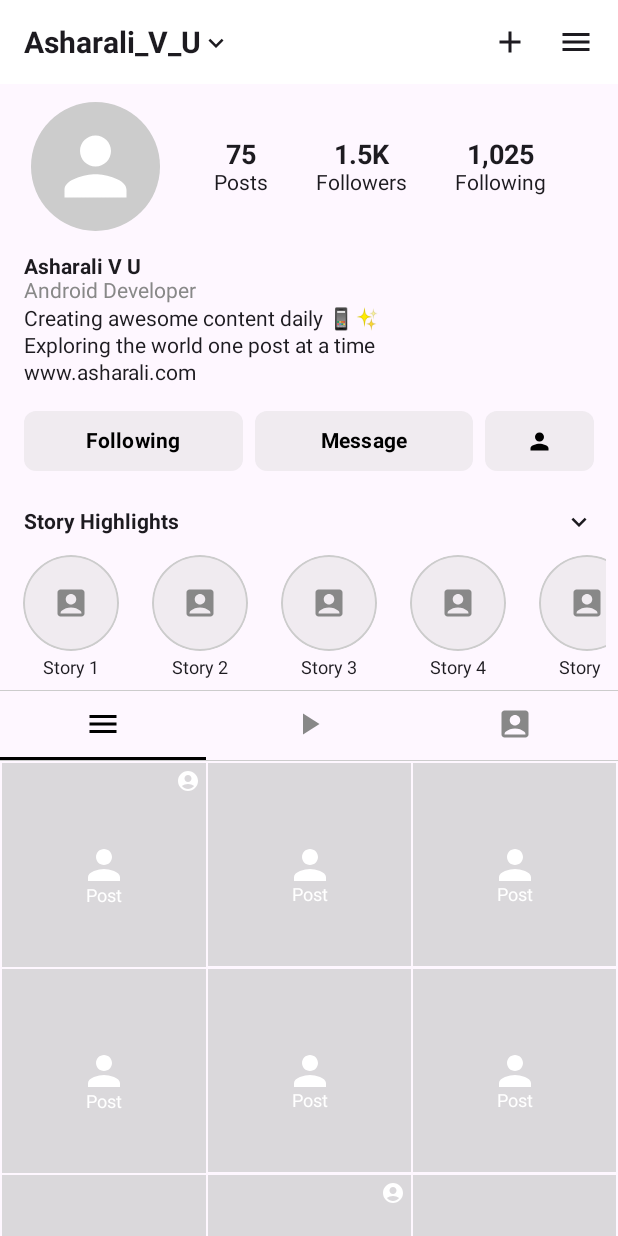
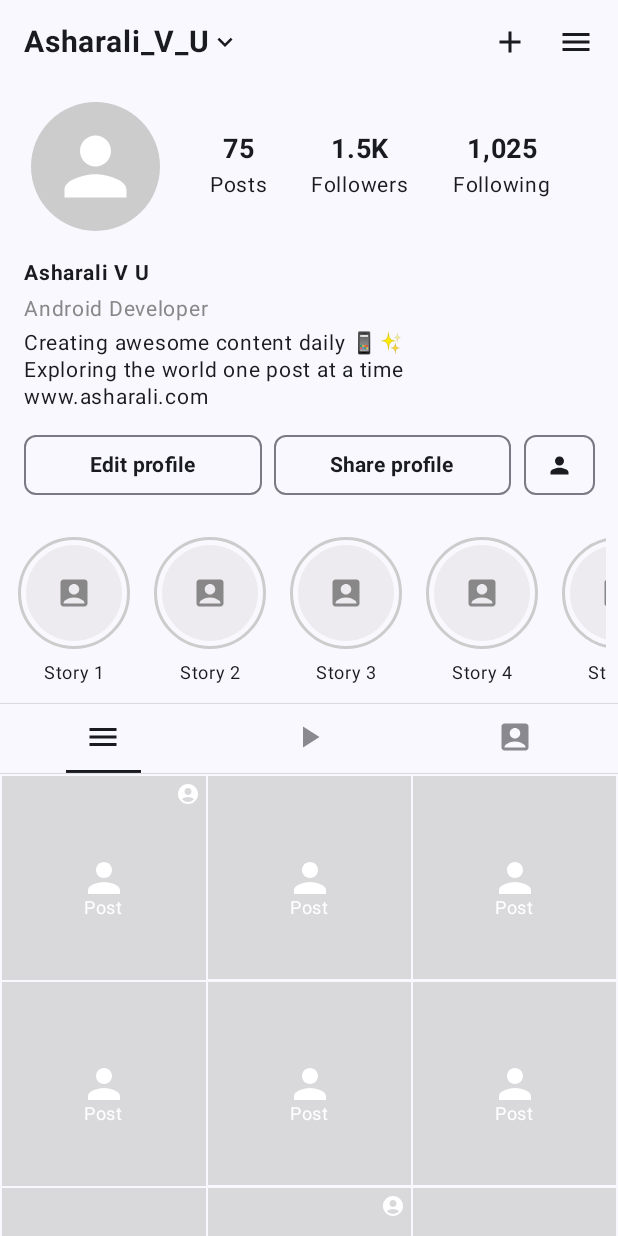
Before and after one commit to asharalikannadipoil/InstaProfile, an Android app built with Jetpack Compose: the screen it shows after launch (MainActivity), on a phone screen of 412 x 824 dp. Run offline under Robolectric (Android 15) with nearby library versions, the light colour scheme and no system bars.

Commit message:
Changes on UI

```diff
--- a/app/src/main/java/com/ali/instaprofile/MainActivity.kt
+++ b/app/src/main/java/com/ali/instaprofile/MainActivity.kt
@@ -3,15 +3,10 @@ package com.ali.instaprofile
 import android.os.Bundle
 import androidx.activity.ComponentActivity
 import androidx.activity.compose.setContent
-import androidx.activity.enableEdgeToEdge
 import androidx.compose.foundation.layout.fillMaxSize
 import androidx.compose.foundation.layout.padding
 import androidx.compose.material3.Scaffold
-import androidx.compose.material3.Text
-import androidx.compose.runtime.Composable
 import androidx.compose.ui.Modifier
-import androidx.compose.ui.tooling.preview.Preview
-import androidx.navigation.compose.rememberNavController
 import com.ali.instaprofile.presentation.navigation.AppNavigation
 import com.ali.instaprofile.ui.theme.InstaProfileTheme
 
@@ -19,11 +14,11 @@ class MainActivity : ComponentActivity() {
     override fun onCreate(savedInstanceState: Bundle?) {
         super.onCreate(savedInstanceState)
         setContent {
-//            InstaProfileTheme {
+            InstaProfileTheme {
                 Scaffold(modifier = Modifier.fillMaxSize()) { innerPadding ->
                     AppNavigation(modifier = Modifier.padding(innerPadding))
                 }
-//            }
+            }
         }
     }
 }
--- a/app/src/main/java/com/ali/instaprofile/presentation/profile/components/ActionButtons.kt
+++ b/app/src/main/java/com/ali/instaprofile/presentation/profile/components/ActionButtons.kt
@@ -9,9 +9,10 @@ import androidx.compose.foundation.layout.size
 import androidx.compose.foundation.shape.RoundedCornerShape
 import androidx.compose.material.icons.Icons
 import androidx.compose.material.icons.filled.Person
-import androidx.compose.material3.Button
 import androidx.compose.material3.ButtonDefaults
 import androidx.compose.material3.Icon
+import androidx.compose.material3.MaterialTheme
+import androidx.compose.material3.OutlinedButton
 import androidx.compose.material3.Text
 import androidx.compose.runtime.Composable
 import androidx.compose.ui.Modifier
@@ -30,49 +31,33 @@ fun ActionButtons() {
             .padding(horizontal = 16.dp, vertical = 8.dp),
         horizontalArrangement = Arrangement.spacedBy(8.dp)
     ) {
-        Button(
-            onClick = { },
-            modifier = Modifier.weight(1f),
-            colors = ButtonDefaults.buttonColors(
-                containerColor = Color.LightGray.copy(alpha = 0.3f),
-                contentColor = Color.Black
-            ),
-            contentPadding = PaddingValues(vertical = 6.dp),
-            shape = RoundedCornerShape(8.dp)
+        OutlinedButton(
+            onClick = { }, modifier = Modifier.weight(1f), colors = ButtonDefaults.buttonColors(
+                containerColor = Color.Transparent,
+                contentColor = MaterialTheme.colorScheme.onBackground
+            ), contentPadding = PaddingValues(vertical = 6.dp), shape = RoundedCornerShape(8.dp)
         ) {
             Text(
-                text = "Following",
-                fontWeight = FontWeight.Bold,
-                fontSize = 14.sp
+                text = "Edit profile", fontWeight = FontWeight.Bold, fontSize = 14.sp
             )
         }
 
-        Button(
-            onClick = { },
-            modifier = Modifier.weight(1f),
-            colors = ButtonDefaults.buttonColors(
-                containerColor = Color.LightGray.copy(alpha = 0.3f),
-                contentColor = Color.Black
-            ),
-            contentPadding = PaddingValues(vertical = 6.dp),
-            shape = RoundedCornerShape(8.dp)
+        OutlinedButton(
+            onClick = { }, modifier = Modifier.weight(1f), colors = ButtonDefaults.buttonColors(
+                containerColor = Color.Transparent,
+                contentColor = MaterialTheme.colorScheme.onBackground
+            ), contentPadding = PaddingValues(vertical = 6.dp), shape = RoundedCornerShape(8.dp)
         ) {
             Text(
-                text = "Message",
-                fontWeight = FontWeight.Bold,
-                fontSize = 14.sp
+                text = "Share profile", fontWeight = FontWeight.Bold, fontSize = 14.sp
             )
         }
 
-        Button(
-            onClick = { },
-            modifier = Modifier.weight(0.5f),
-            colors = ButtonDefaults.buttonColors(
-                containerColor = Color.LightGray.copy(alpha = 0.3f),
-                contentColor = Color.Black
-            ),
-            contentPadding = PaddingValues(vertical = 6.dp),
-            shape = RoundedCornerShape(8.dp)
+        OutlinedButton(
+            onClick = { }, modifier = Modifier.weight(0.3f), colors = ButtonDefaults.buttonColors(
+                containerColor = Color.Transparent,
+                contentColor = MaterialTheme.colorScheme.onBackground
+            ), contentPadding = PaddingValues(vertical = 6.dp), shape = RoundedCornerShape(8.dp)
         ) {
             Icon(
                 imageVector = Icons.Default.Person,
--- a/app/src/main/java/com/ali/instaprofile/presentation/profile/components/BottomGrids.kt
+++ b/app/src/main/java/com/ali/instaprofile/presentation/profile/components/BottomGrids.kt
@@ -37,7 +37,7 @@ fun PostsGrid(childState: LazyGridState, nestedScrollConnection: NestedScrollCon
         modifier = Modifier
             .nestedScroll(nestedScrollConnection)
             .fillMaxWidth()
-            .height(800.dp), // Set a fixed height that's large enough to be scrollable
+            .height(900.dp), // Set a fixed height that's large enough to be scrollable
         contentPadding = PaddingValues(1.dp),
         horizontalArrangement = Arrangement.spacedBy(1.dp),
         verticalArrangement = Arrangement.spacedBy(1.dp)
@@ -56,7 +56,7 @@ fun ReelsGrid(childState: LazyGridState, nestedScrollConnection: NestedScrollCon
         modifier = Modifier
             .nestedScroll(nestedScrollConnection)
             .fillMaxWidth()
-            .height(800.dp),
+            .height(1300.dp),
         contentPadding = PaddingValues(1.dp),
         horizontalArrangement = Arrangement.spacedBy(1.dp),
         verticalArrangement = Arrangement.spacedBy(1.dp)
@@ -75,7 +75,7 @@ fun TaggedGrid(childState: LazyGridState, nestedScrollConnection: NestedScrollCo
         modifier = Modifier
             .nestedScroll(nestedScrollConnection)
             .fillMaxWidth()
-            .height(800.dp),
+            .height(900.dp),
         contentPadding = PaddingValues(1.dp),
         horizontalArrangement = Arrangement.spacedBy(1.dp),
         verticalArrangement = Arrangement.spacedBy(1.dp)
@@ -90,7 +90,7 @@ fun TaggedGrid(childState: LazyGridState, nestedScrollConnection: NestedScrollCo
 fun GridPostItem(index: Int, type: String) {
     Box(
         modifier = Modifier
-            .aspectRatio(1f)
+            .aspectRatio(if(type == "reel") .8f else 1f)
             .background(
                 when (type) {
                     "post" -> Color.LightGray.copy(alpha = 0.7f)
@@ -100,7 +100,7 @@ fun GridPostItem(index: Int, type: String) {
             )
             .clickable { /* Item click action */ }
     ) {
-        // You would use actual images here
+
         Box(
             modifier = Modifier.fillMaxSize(),
             contentAlignment = Alignment.Center
@@ -112,7 +112,6 @@ fun GridPostItem(index: Int, type: String) {
                 tint = Color.White
             )
 
-            // Display the type in the center for demonstration
             Text(
                 text = when (type) {
                     "post" -> "Post"
@@ -125,7 +124,6 @@ fun GridPostItem(index: Int, type: String) {
             )
         }
 
-        // Show indicators based on type
         when (type) {
             "reel" -> {
                 Icon(
--- a/app/src/main/java/com/ali/instaprofile/presentation/profile/components/ProfileTabs.kt
+++ b/app/src/main/java/com/ali/instaprofile/presentation/profile/components/ProfileTabs.kt
@@ -8,12 +8,15 @@ import androidx.compose.foundation.layout.Row
 import androidx.compose.foundation.layout.fillMaxWidth
 import androidx.compose.foundation.layout.height
 import androidx.compose.foundation.layout.padding
+import androidx.compose.foundation.layout.width
 import androidx.compose.material.icons.Icons
 import androidx.compose.material.icons.filled.AccountBox
 import androidx.compose.material.icons.filled.Menu
 import androidx.compose.material.icons.filled.PlayArrow
 import androidx.compose.material3.Divider
+import androidx.compose.material3.HorizontalDivider
 import androidx.compose.material3.Icon
+import androidx.compose.material3.MaterialTheme
 import androidx.compose.runtime.Composable
 import androidx.compose.ui.Alignment
 import androidx.compose.ui.Modifier
@@ -23,7 +26,7 @@ import androidx.compose.ui.unit.dp
 @Composable
 fun ProfileTabs(selectedTabIndex: Int, onTabSelected: (Int) -> Unit) {
     Column {
-        Divider(color = Color.LightGray, thickness = 0.5.dp)
+        HorizontalDivider(color = Color.LightGray, thickness = 0.5.dp)
 
         Row(
             modifier = Modifier.fillMaxWidth()
@@ -51,7 +54,7 @@ fun ProfileTabs(selectedTabIndex: Int, onTabSelected: (Int) -> Unit) {
             )
         }
 
-        Divider(color = Color.LightGray, thickness = 0.5.dp)
+        HorizontalDivider(color = Color.LightGray, thickness = 0.5.dp)
     }
 }
 
@@ -75,15 +78,15 @@ fun TabItem(
             Icon(
                 imageVector = icon,
                 contentDescription = contentDescription,
-                tint = if (isSelected) Color.Black else Color.Gray
+                tint = if (isSelected) MaterialTheme.colorScheme.onBackground else MaterialTheme.colorScheme.onBackground.copy(alpha = .5f)
             )
         }
 
         Box(
             modifier = Modifier
-                .fillMaxWidth()
+                .width(50.dp)
                 .height(2.dp)
-                .background(if (isSelected) Color.Black else Color.Transparent)
+                .background(if (isSelected) MaterialTheme.colorScheme.onBackground else Color.Transparent)
         )
     }
 }
--- a/app/src/main/java/com/ali/instaprofile/presentation/profile/components/StoryHighlights.kt
+++ b/app/src/main/java/com/ali/instaprofile/presentation/profile/components/StoryHighlights.kt
@@ -2,7 +2,6 @@ package com.ali.instaprofile.presentation.profile.components
 
 import androidx.compose.foundation.background
 import androidx.compose.foundation.border
-import androidx.compose.foundation.clickable
 import androidx.compose.foundation.horizontalScroll
 import androidx.compose.foundation.layout.Arrangement
 import androidx.compose.foundation.layout.Box
@@ -16,7 +15,6 @@ import androidx.compose.foundation.rememberScrollState
 import androidx.compose.foundation.shape.CircleShape
 import androidx.compose.material.icons.Icons
 import androidx.compose.material.icons.filled.AccountBox
-import androidx.compose.material.icons.filled.KeyboardArrowDown
 import androidx.compose.material3.Icon
 import androidx.compose.material3.Text
 import androidx.compose.runtime.Composable
@@ -24,7 +22,6 @@ import androidx.compose.ui.Alignment
 import androidx.compose.ui.Modifier
 import androidx.compose.ui.draw.clip
 import androidx.compose.ui.graphics.Color
-import androidx.compose.ui.text.font.FontWeight
 import androidx.compose.ui.text.style.TextAlign
 import androidx.compose.ui.text.style.TextOverflow
 import androidx.compose.ui.tooling.preview.Preview
@@ -39,27 +36,6 @@ fun StoryHighlights() {
             .fillMaxWidth()
             .padding(vertical = 8.dp)
     ) {
-        Row(
-            modifier = Modifier
-                .fillMaxWidth()
-                .padding(horizontal = 16.dp, vertical = 4.dp),
-            horizontalArrangement = Arrangement.SpaceBetween,
-            verticalAlignment = Alignment.CenterVertically
-        ) {
-            Text(
-                text = "Story Highlights",
-                fontWeight = FontWeight.Bold,
-                fontSize = 14.sp
-            )
-            Icon(
-                imageVector = Icons.Default.KeyboardArrowDown,
-                contentDescription = "Expand",
-                modifier = Modifier
-                    .size(20.dp)
-                    .clickable { }
-            )
-        }
-
         Row(
             modifier = Modifier
                 .fillMaxWidth()
@@ -82,13 +58,13 @@ fun StoryHighlightItem(name: String = "Story 1") {
         horizontalAlignment = Alignment.CenterHorizontally,
         modifier = Modifier
             .padding(horizontal = 4.dp)
-            .clickable { }
     ) {
+        Box(modifier = Modifier
+            .border(2.dp, Color.LightGray, CircleShape)
+            .background(Color.Transparent).padding(5.dp)) {
             Box(
                 modifier = Modifier
-                .size(64.dp)
-                .clip(CircleShape)
-                .border(1.dp, Color.LightGray, CircleShape)
+                    .size(64.dp).clip(CircleShape)
                     .background(Color.LightGray.copy(alpha = 0.3f)),
                 contentAlignment = Alignment.Center
             ) {
@@ -97,6 +73,7 @@ fun StoryHighlightItem(name: String = "Story 1") {
                     contentDescription = null,
                     tint = Color.Gray
                 )
+            }
         }
         Text(
             text = name,
--- a/app/src/main/java/com/ali/instaprofile/presentation/profile/components/TopAppBar.kt
+++ b/app/src/main/java/com/ali/instaprofile/presentation/profile/components/TopAppBar.kt
@@ -1,5 +1,6 @@
 package com.ali.instaprofile.presentation.profile.components
 
+import androidx.compose.foundation.background
 import androidx.compose.foundation.clickable
 import androidx.compose.foundation.layout.Arrangement
 import androidx.compose.foundation.layout.Row
@@ -11,6 +12,7 @@ import androidx.compose.material.icons.filled.Add
 import androidx.compose.material.icons.filled.KeyboardArrowDown
 import androidx.compose.material.icons.filled.Menu
 import androidx.compose.material3.Icon
+import androidx.compose.material3.MaterialTheme
 import androidx.compose.material3.Text
 import androidx.compose.runtime.Composable
 import androidx.compose.ui.Alignment
@@ -24,7 +26,7 @@ import androidx.compose.ui.unit.sp
 @Composable
 fun TopAppBar(modifier: Modifier = Modifier) {
     Row(
-        modifier = modifier
+        modifier = modifier.background(color = MaterialTheme.colorScheme.background)
             .height(56.dp)
             .padding(horizontal = 16.dp),
         horizontalArrangement = Arrangement.SpaceBetween,
--- a/app/src/main/java/com/ali/instaprofile/ui/theme/Color.kt
+++ /dev/null
@@ -1,11 +0,0 @@
-package com.ali.instaprofile.ui.theme
-
-import androidx.compose.ui.graphics.Color
-
-val Purple80 = Color(0xFFD0BCFF)
-val PurpleGrey80 = Color(0xFFCCC2DC)
-val Pink80 = Color(0xFFEFB8C8)
-
-val Purple40 = Color(0xFF6650a4)
-val PurpleGrey40 = Color(0xFF625b71)
-val Pink40 = Color(0xFF7D5260)
--- a/app/src/main/java/com/ali/instaprofile/ui/theme/Theme.kt
+++ b/app/src/main/java/com/ali/instaprofile/ui/theme/Theme.kt
@@ -1,6 +1,5 @@
 package com.ali.instaprofile.ui.theme
 
-import android.app.Activity
 import android.os.Build
 import androidx.compose.foundation.isSystemInDarkTheme
 import androidx.compose.material3.MaterialTheme
@@ -9,28 +8,33 @@ import androidx.compose.material3.dynamicDarkColorScheme
 import androidx.compose.material3.dynamicLightColorScheme
 import androidx.compose.material3.lightColorScheme
 import androidx.compose.runtime.Composable
+import androidx.compose.ui.graphics.Color
 import androidx.compose.ui.platform.LocalContext
 
 private val DarkColorScheme = darkColorScheme(
-    primary = Purple80,
-    secondary = PurpleGrey80,
-    tertiary = Pink80
+    primary = Color.White,
+    secondary = Color.White,
+    tertiary = Color.Gray,
+    background = Color(0xFF090107),
+    surface = Color(0xFF000000),
+    onPrimary = Color.Black,
+    onSecondary = Color.Black,
+    onTertiary = Color.Black,
+    onBackground = Color.White,
+    onSurface = Color.Gray.copy(alpha = 0.5f),
 )
 
 private val LightColorScheme = lightColorScheme(
-    primary = Purple40,
-    secondary = PurpleGrey40,
-    tertiary = Pink40
-
-    /* Other default colors to override
+    primary = Color.Black,
+    secondary = Color.Black,
+    tertiary = Color.Gray,
     background = Color(0xFFFFFBFE),
-    surface = Color(0xFFFFFBFE),
+    surface = Color(0xFFFFFFFF),
     onPrimary = Color.White,
     onSecondary = Color.White,
     onTertiary = Color.White,
-    onBackground = Color(0xFF1C1B1F),
-    onSurface = Color(0xFF1C1B1F),
-    */
+    onBackground = Color.Black,
+    onSurface =Color.DarkGray,
 )
 
 @Composable
```
Lines whose indentation alone changed are shown as unchanged.
